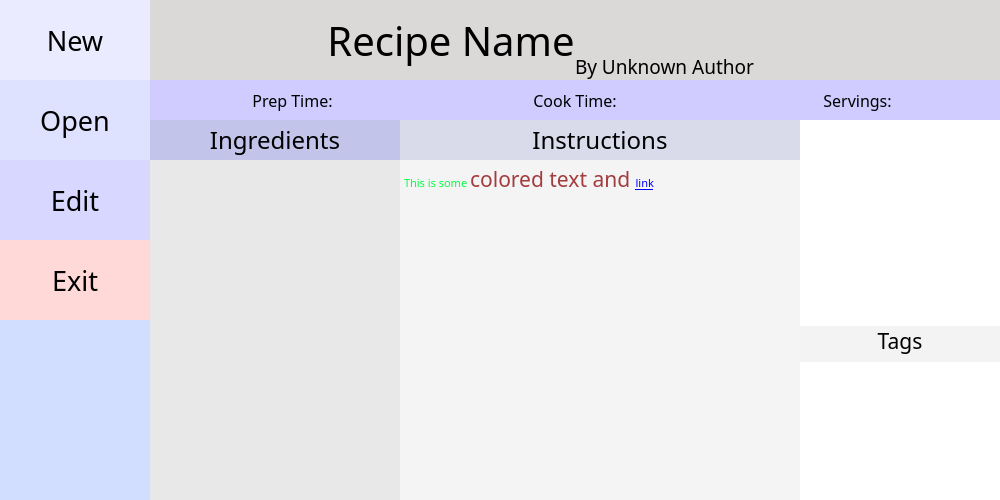
This is gui/mainwindow.ui in andrewlalis/RecipeDB as Qt 5 draws it before an edit. The edited form follows.
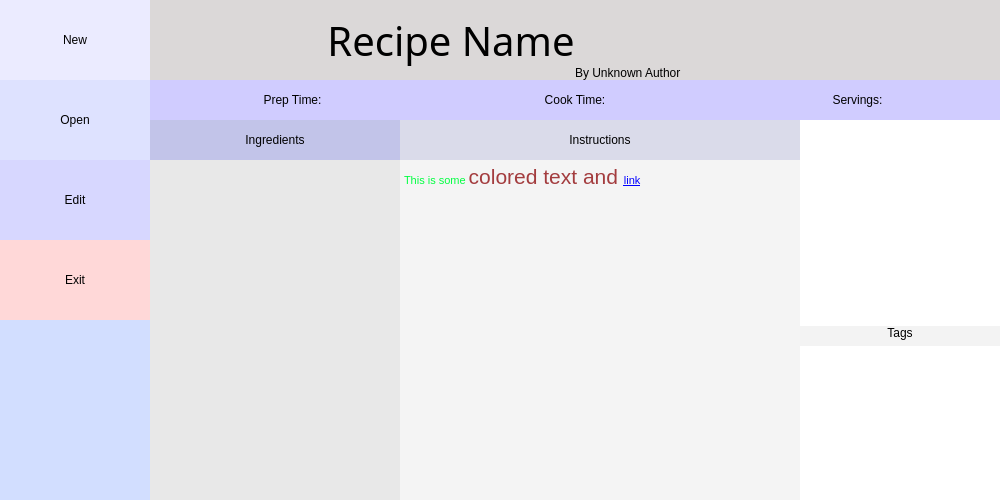
This is the edited form. Icons and pictures are not drawn. Custom widgets are drawn as their Qt base class.

Patch:
```diff
--- a/gui/mainwindow.ui
+++ b/gui/mainwindow.ui
@@ -111,13 +111,6 @@
               <height>80</height>
              </size>
             </property>
-            <property name="font">
-             <font>
-              <family>Noto Sans CJK KR Light</family>
-              <pointsize>20</pointsize>
-              <stylestrategy>PreferAntialias</stylestrategy>
-             </font>
-            </property>
             <property name="autoFillBackground">
              <bool>false</bool>
             </property>
@@ -155,13 +148,6 @@
               <height>80</height>
              </size>
             </property>
-            <property name="font">
-             <font>
-              <family>Noto Sans CJK KR Light</family>
-              <pointsize>20</pointsize>
-              <stylestrategy>PreferAntialias</stylestrategy>
-             </font>
-            </property>
             <property name="styleSheet">
              <string notr="true">QPushButton#openButton {
 	background-color: rgb(222, 226, 255);
@@ -190,13 +176,6 @@
               <height>80</height>
              </size>
             </property>
-            <property name="font">
-             <font>
-              <family>Noto Sans CJK KR Light</family>
-              <pointsize>20</pointsize>
-              <stylestrategy>PreferAntialias</stylestrategy>
-             </font>
-            </property>
             <property name="autoFillBackground">
              <bool>false</bool>
             </property>
@@ -234,13 +213,6 @@
               <height>80</height>
              </size>
             </property>
-            <property name="font">
-             <font>
-              <family>Noto Sans CJK KR Light</family>
-              <pointsize>20</pointsize>
-              <stylestrategy>PreferAntialias</stylestrategy>
-             </font>
-            </property>
             <property name="autoFillBackground">
              <bool>false</bool>
             </property>
@@ -372,13 +344,6 @@
               <verstretch>0</verstretch>
              </sizepolicy>
             </property>
-            <property name="font">
-             <font>
-              <family>Noto Sans CJK KR Light</family>
-              <pointsize>14</pointsize>
-              <stylestrategy>PreferAntialias</stylestrategy>
-             </font>
-            </property>
             <property name="text">
              <string>By Unknown Author</string>
             </property>
@@ -440,12 +405,6 @@
              </property>
              <item>
               <widget class="QLabel" name="prepTimeLabel">
-               <property name="font">
-                <font>
-                 <family>Noto Sans CJK KR Light</family>
-                 <pointsize>12</pointsize>
-                </font>
-               </property>
                <property name="text">
                 <string>Prep Time:</string>
                </property>
@@ -459,12 +418,6 @@
                <property name="enabled">
                 <bool>true</bool>
                </property>
-               <property name="font">
-                <font>
-                 <family>Noto Sans CJK KR Light</family>
-                 <pointsize>12</pointsize>
-                </font>
-               </property>
                <property name="text">
                 <string>Cook Time:</string>
                </property>
@@ -475,12 +428,6 @@
              </item>
              <item>
               <widget class="QLabel" name="servingsLabel">
-               <property name="font">
-                <font>
-                 <family>Noto Sans CJK KR Light</family>
-                 <pointsize>12</pointsize>
-                </font>
-               </property>
                <property name="text">
                 <string>Servings:</string>
                </property>
@@ -560,12 +507,6 @@
                     <height>40</height>
                    </size>
                   </property>
-                  <property name="font">
-                   <font>
-                    <family>Noto Sans CJK KR Thin</family>
-                    <pointsize>18</pointsize>
-                   </font>
-                  </property>
                   <property name="styleSheet">
                    <string notr="true">background-color: rgb(194, 196, 233);</string>
                   </property>
@@ -671,12 +612,6 @@
                     <height>40</height>
                    </size>
                   </property>
-                  <property name="font">
-                   <font>
-                    <family>Noto Sans CJK KR Thin</family>
-                    <pointsize>18</pointsize>
-                   </font>
-                  </property>
                   <property name="styleSheet">
                    <string notr="true">background-color: rgb(218, 219, 234);</string>
                   </property>
@@ -690,12 +625,6 @@
                 </item>
                 <item>
                  <widget class="QTextEdit" name="instructionsTextEdit">
-                  <property name="font">
-                   <font>
-                    <family>Noto Sans CJK KR Medium</family>
-                    <stylestrategy>PreferAntialias</stylestrategy>
-                   </font>
-                  </property>
                   <property name="styleSheet">
                    <string notr="true">background-color: rgb(244, 244, 244);</string>
                   </property>
@@ -727,7 +656,7 @@
                    <string>&lt;!DOCTYPE HTML PUBLIC &quot;-//W3C//DTD HTML 4.0//EN&quot; &quot;http://www.w3.org/TR/REC-html40/strict.dtd&quot;&gt;
 &lt;html&gt;&lt;head&gt;&lt;meta name=&quot;qrichtext&quot; content=&quot;1&quot; /&gt;&lt;style type=&quot;text/css&quot;&gt;
 p, li { white-space: pre-wrap; }
-&lt;/style&gt;&lt;/head&gt;&lt;body style=&quot; font-family:'Noto Sans CJK KR Medium'; font-size:11pt; font-weight:400; font-style:normal;&quot;&gt;
+&lt;/style&gt;&lt;/head&gt;&lt;body style=&quot; font-family:'Liberation Serif Bold'; font-size:11pt; font-weight:400; font-style:normal;&quot;&gt;
 &lt;p style=&quot; margin-top:0px; margin-bottom:0px; margin-left:0px; margin-right:0px; -qt-block-indent:0; text-indent:0px;&quot;&gt;&lt;span style=&quot; font-family:'MS Shell Dlg 2'; font-size:8.25pt; color:#00ff40;&quot;&gt;This is some &lt;/span&gt;&lt;span style=&quot; font-family:'MS Shell Dlg 2'; font-size:16pt; color:#a33c3e;&quot;&gt;colored text and &lt;/span&gt;&lt;a href=&quot;https://www.google.com&quot;&gt;&lt;span style=&quot; font-family:'MS Shell Dlg 2'; font-size:8pt; text-decoration: underline; color:#0000ff;&quot;&gt;link&lt;/span&gt;&lt;/a&gt;&lt;/p&gt;&lt;/body&gt;&lt;/html&gt;</string>
                   </property>
                   <property name="textInteractionFlags">
@@ -849,13 +778,6 @@
                    </property>
                    <item>
                     <widget class="QLabel" name="tagsLabel">
-                     <property name="font">
-                      <font>
-                       <family>Noto Sans CJK KR Light</family>
-                       <pointsize>16</pointsize>
-                       <stylestrategy>PreferAntialias</stylestrategy>
-                      </font>
-                     </property>
                      <property name="text">
                       <string>Tags</string>
                      </property>
@@ -866,13 +788,6 @@
                    </item>
                    <item>
                     <widget class="QListView" name="tagsListView">
-                     <property name="font">
-                      <font>
-                       <family>Noto Sans CJK KR Light</family>
-                       <pointsize>12</pointsize>
-                       <stylestrategy>PreferAntialias</stylestrategy>
-                      </font>
-                     </property>
                      <property name="styleSheet">
                       <string notr="true">background-color: rgb(255, 255, 255);</string>
                      </property>
```
Left out of the diff: 13 changed lines with no effect on the pictures.
